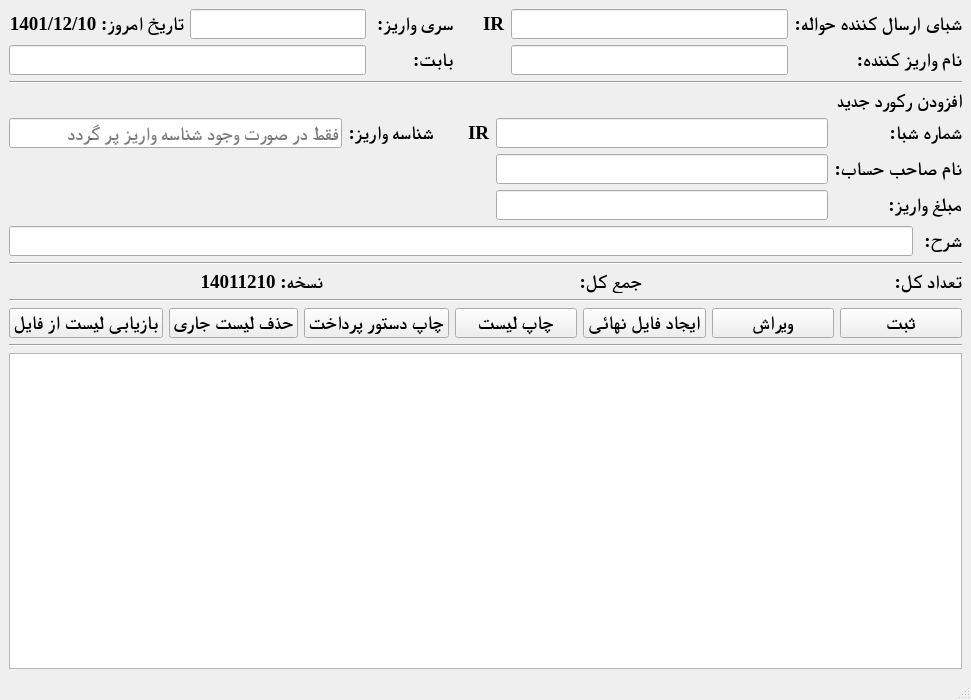
This is mainwindow.ui in ahmadbabayi/QtBmipaya as Qt 5 draws it before an edit. The edited form follows.
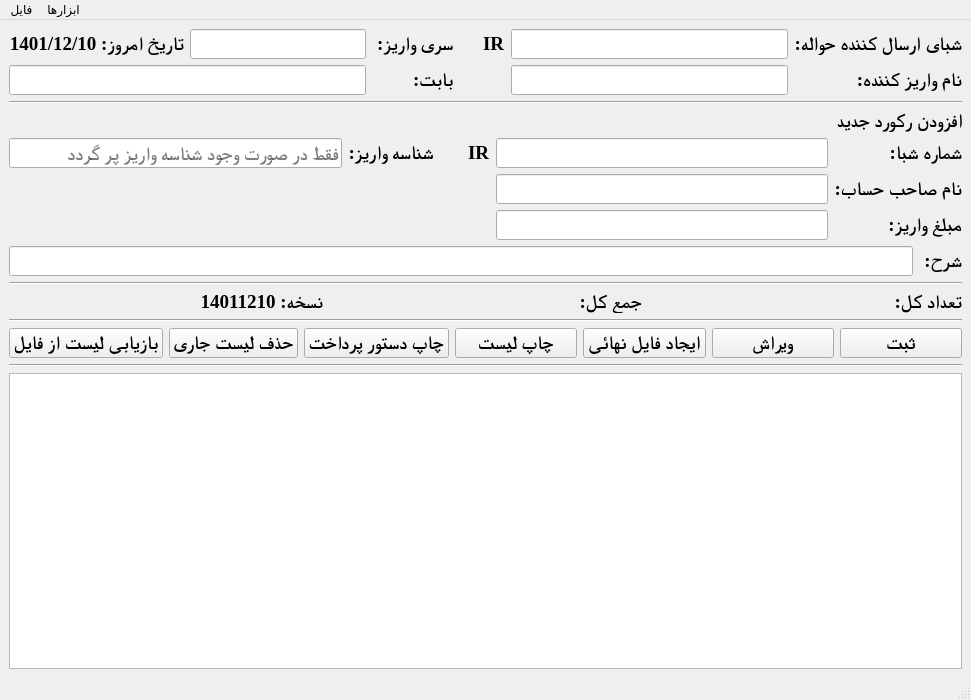
This is the edited form.

```diff
--- a/mainwindow.ui
+++ b/mainwindow.ui
@@ -390,9 +390,27 @@
      <x>0</x>
      <y>0</y>
      <width>971</width>
-     <height>22</height>
+     <height>23</height>
     </rect>
    </property>
+   <widget class="QMenu" name="menu">
+    <property name="title">
+     <string>فایل</string>
+    </property>
+    <addaction name="Excelmport"/>
+    <addaction name="ExcelExport"/>
+    <addaction name="separator"/>
+    <addaction name="action_7"/>
+   </widget>
+   <widget class="QMenu" name="menu_2">
+    <property name="title">
+     <string>ابزارها</string>
+    </property>
+    <addaction name="action_8"/>
+    <addaction name="action_9"/>
+   </widget>
+   <addaction name="menu"/>
+   <addaction name="menu_2"/>
   </widget>
   <widget class="QStatusBar" name="statusbar"/>
  </widget>
```
Left out of the diff: 25 changed lines with no effect on the pictures.
